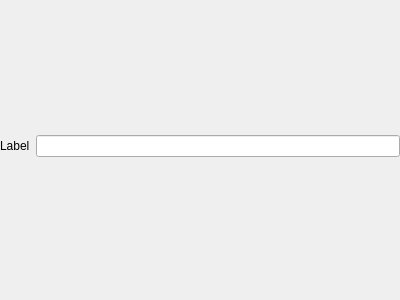
The window that src/ui/layout/qgslayoutlegendnodewidgetbase.ui (carsmie/QGIS) describes before a commit, drawn with Qt 5.
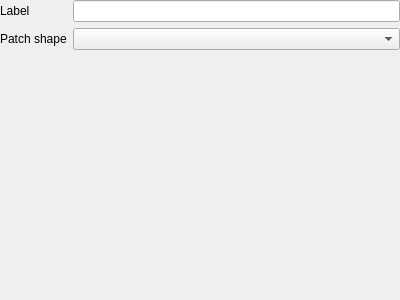
The same window after the commit. Custom widgets are drawn as their Qt base class.

Commit message:
Add a super-basic way to pick legend patch shapes
With the only choices so far being the default or oval for fills,
and default or "zig zag" for lines

Diff of the .ui file:
```diff
--- a/src/ui/layout/qgslayoutlegendnodewidgetbase.ui
+++ b/src/ui/layout/qgslayoutlegendnodewidgetbase.ui
@@ -26,23 +26,39 @@
    <property name="bottomMargin">
     <number>0</number>
    </property>
-   <item row="0" column="0">
-    <widget class="QLabel" name="label">
-     <property name="text">
-      <string>Label</string>
-     </property>
-    </widget>
-   </item>
-   <item row="1" column="1">
+   <item row="2" column="1">
     <spacer name="verticalSpacer">
      <property name="orientation">
       <enum>Qt::Vertical</enum>
      </property>
+     <property name="sizeHint" stdset="0">
+      <size>
+       <width>0</width>
+       <height>0</height>
+      </size>
+     </property>
     </spacer>
    </item>
+   <item row="0" column="0">
+    <widget class="QLabel" name="label">
+     <property name="text">
+      <string>Label</string>
+     </property>
+    </widget>
+   </item>
    <item row="0" column="1">
     <widget class="QLineEdit" name="mLabelEdit"/>
    </item>
+   <item row="1" column="0">
+    <widget class="QLabel" name="mPatchShapeLabel">
+     <property name="text">
+      <string>Patch shape</string>
+     </property>
+    </widget>
+   </item>
+   <item row="1" column="1">
+    <widget class="QComboBox" name="mPatchShapeCombo"/>
+   </item>
   </layout>
  </widget>
  <customwidgets>
```
The commit also changes 2 other files.
